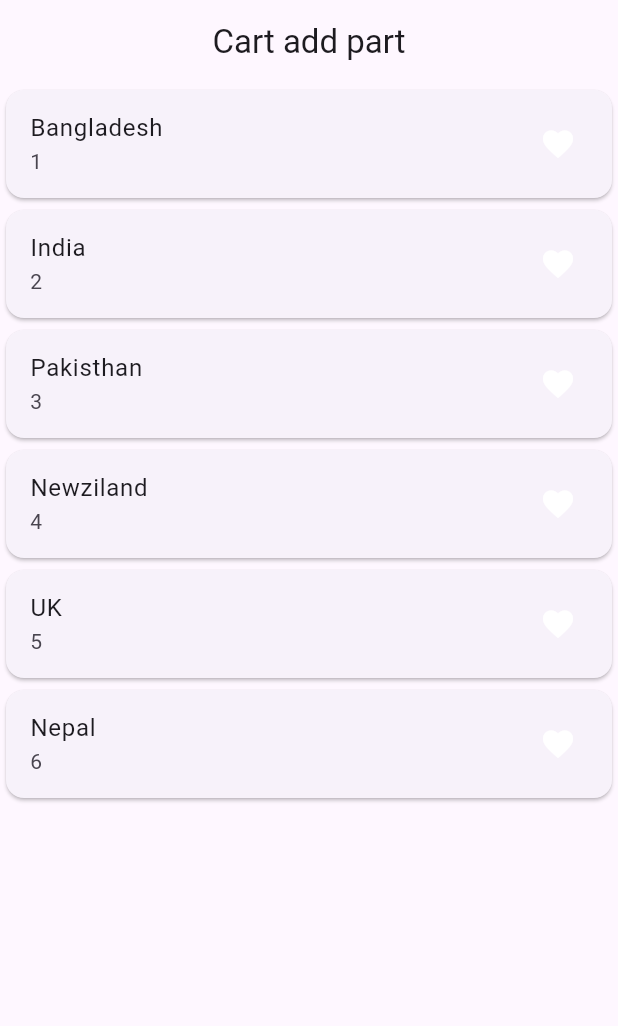
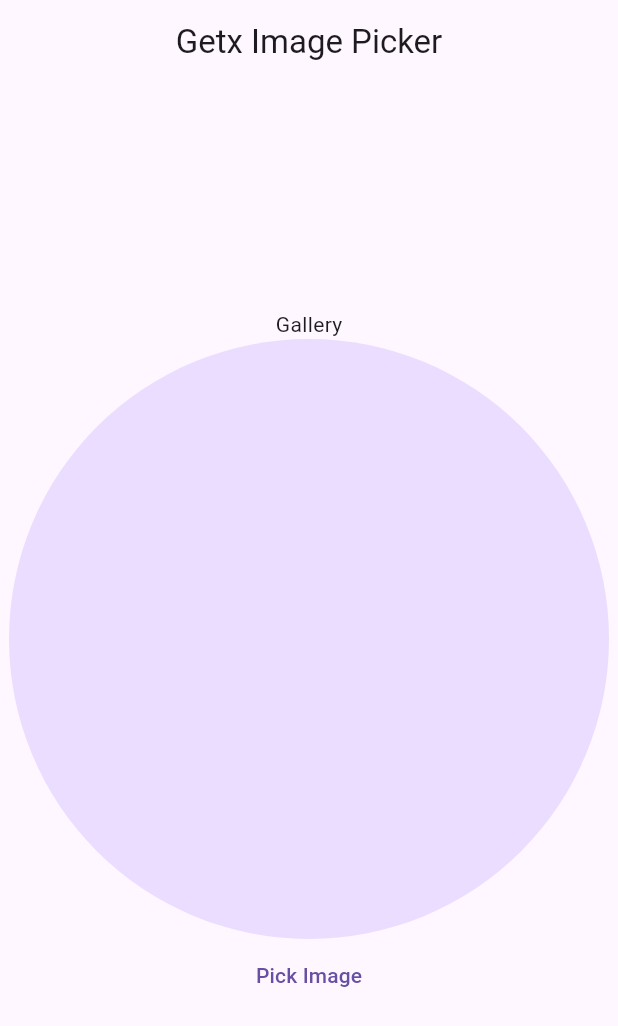
Before and after one commit to araful39/Getx, a Flutter app: the screen it shows after launch, on a phone screen of 412 x 824 dp. Shown: the top 1026 px of the screen. Run offline on Flutter 3.47's test engine with Material 3 defaults, Android fonts, the phone set to English and light mode, and no system bars; our stand-ins replace fluttertoast, get, image_picker.

Commit message:
image picker add in Getx

```diff
--- a/lib/main.dart
+++ b/lib/main.dart
@@ -1,12 +1,8 @@
 import 'package:flutter/cupertino.dart';
 import 'package:flutter/material.dart';
 import 'package:get/get_navigation/src/root/get_material_app.dart';
-import 'package:getx/part-03/view/home_page.dart';
-import 'package:getx/part-04/view/home_page.dart';
-import 'package:getx/part-05/view/home_page.dart';
-import 'package:getx/part_02/ress/routes/routes.dart';
-import 'package:getx/part_02/view/home_page.dart';
-import 'package:getx/part_02/view/splash_screen.dart';
+import 'package:getx/part-06/view/home_page_06.dart';
+
 
 void main(){
   runApp(MyApp());
@@ -19,7 +15,7 @@ class MyApp extends StatelessWidget {
   @override
   Widget build(BuildContext context) {
     return GetMaterialApp(
-      home: HomePage05(),
+      home: HomePage06(),
       theme: ThemeData(
         primarySwatch: Colors.blue,
       ),
--- /dev/null
+++ b/lib/part-06/view/home_page_06.dart
@@ -0,0 +1,44 @@
+import 'dart:io';
+
+import 'package:flutter/material.dart';
+import 'package:get/get.dart';
+import 'package:get/get_core/src/get_main.dart';
+import 'package:get/get_instance/get_instance.dart';
+import 'package:getx/part-06/view/image_picker_controller.dart';
+class HomePage06 extends StatefulWidget {
+  const HomePage06({super.key});
+
+  @override
+  State<HomePage06> createState() => _HomePage06State();
+}
+
+class _HomePage06State extends State<HomePage06> {
+  ImagePickerController _imagePickerController=Get.put(ImagePickerController());
+  @override
+  Widget build(BuildContext context) {
+    return Scaffold(
+      appBar: AppBar(
+        title: Text("Getx Image Picker"),
+        centerTitle: true,
+      ),
+      body: Obx(() {
+        return Center(
+          child: Column(
+            mainAxisAlignment: MainAxisAlignment.center,
+            children: [
+              Text("Gallery"),
+              CircleAvatar(
+              radius:  200,
+              backgroundImage: _imagePickerController.imagePathe.isNotEmpty ?
+              FileImage(File(_imagePickerController.imagePathe.toString())) : null,
+            ),
+              TextButton(onPressed: (){
+                _imagePickerController.getImage();
+              }, child: Text("Pick Image"))
+            ],
+          ),
+        );
+      }),
+    );
+  }
+}
--- /dev/null
+++ b/lib/part-06/view/image_picker_controller.dart
@@ -0,0 +1,13 @@
+import 'package:get/get.dart';
+import 'package:image_picker/image_picker.dart';
+
+class ImagePickerController extends GetxController{
+  RxString imagePathe="".obs;
+  Future getImage()async{
+    final ImagePicker _picker=ImagePicker();
+    final image=await _picker.pickImage(source: ImageSource.gallery);
+    if(image !=null){
+      imagePathe.value=image.path.toString();
+    }
+  }
+}
--- a/pubspec.yaml
+++ b/pubspec.yaml
@@ -36,6 +36,7 @@ dependencies:
   # Use with the CupertinoIcons class for iOS style icons.
   cupertino_icons: ^1.0.2
   get: ^4.6.6
+  image_picker: ^1.0.7
   http:
   fluttertoast: ^8.2.4
 
```
Also changed, not shown: lib/part_02/ress/fonts/app_fonts.dart (added), pubspec.lock, 4 other files.
